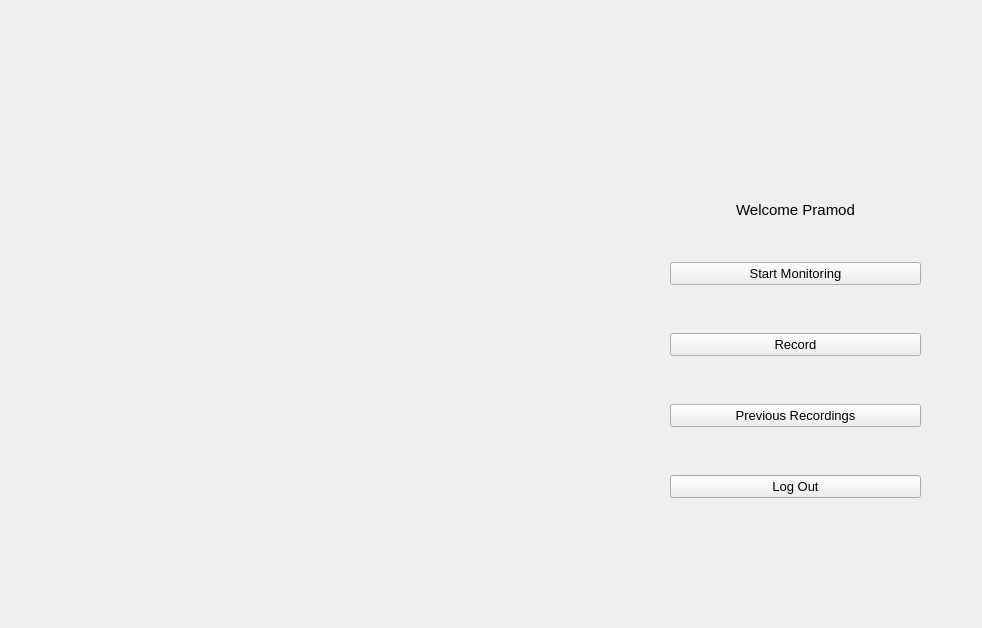
Qt form FrontEnd/Ui Files/Monitoring_Window.ui (Pramodsheoran599/IRIS) before a commit.
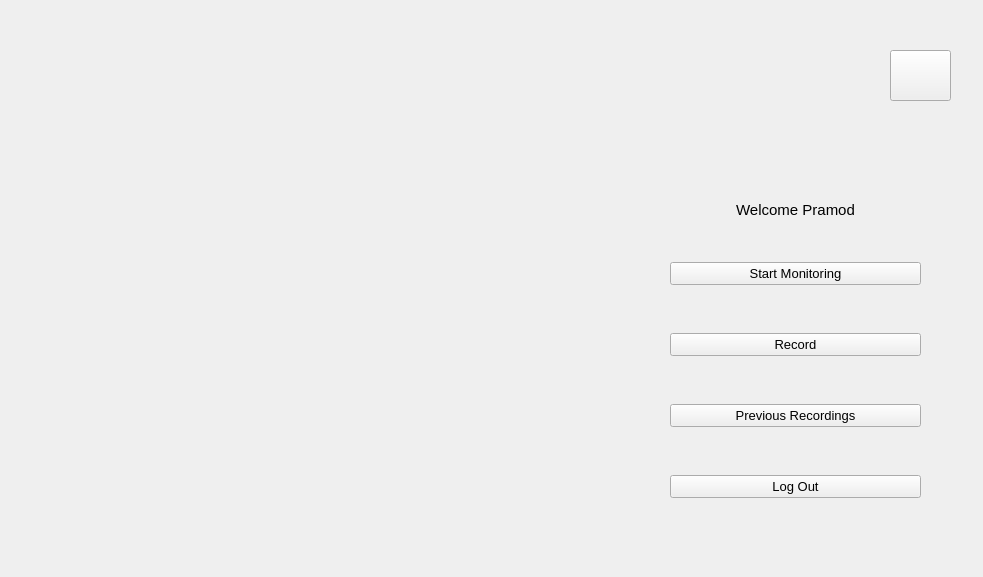
The same form after that commit. Icons and pictures are not drawn.

Commit message:
Major Changes: 1) Implementes a Splash Screen 2) Implemented Alert Window
Minor Changes:
1) Cleaned up the code
2) Better Comments(Still Need Work)

What changed in the file:
```diff
--- a/FrontEnd/Ui Files/Monitoring_Window.ui
+++ b/FrontEnd/Ui Files/Monitoring_Window.ui
@@ -6,8 +6,8 @@
    <rect>
     <x>0</x>
     <y>0</y>
-    <width>982</width>
-    <height>628</height>
+    <width>983</width>
+    <height>577</height>
    </rect>
   </property>
   <property name="font">
@@ -198,6 +198,22 @@
      </item>
     </layout>
    </widget>
+   <widget class="QPushButton" name="Alert_Button">
+    <property name="geometry">
+     <rect>
+      <x>890</x>
+      <y>50</y>
+      <width>61</width>
+      <height>51</height>
+     </rect>
+    </property>
+    <property name="styleSheet">
+     <string notr="true">border-color: rgb(49, 54, 59);</string>
+    </property>
+    <property name="text">
+     <string/>
+    </property>
+   </widget>
   </widget>
  </widget>
  <resources/>
```
The commit also changes 10 other files.
